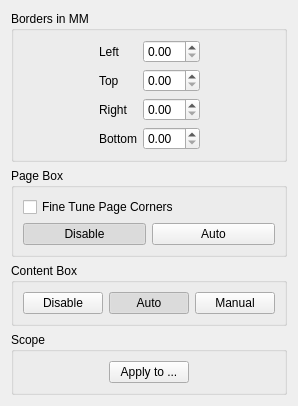
First picture: the form in filters/select_content/ui/SelectContentOptionsWidget.ui, repository ImageProcessing-ElectronicPublications/scantailor-deviant, before the edit.
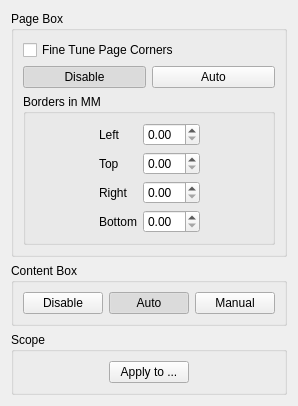
Second picture: the form after the edit.

```diff
--- a/filters/select_content/ui/SelectContentOptionsWidget.ui
+++ b/filters/select_content/ui/SelectContentOptionsWidget.ui
@@ -7,13 +7,66 @@
     <x>0</x>
     <y>0</y>
     <width>292</width>
-    <height>371</height>
+    <height>361</height>
    </rect>
   </property>
   <property name="windowTitle">
    <string>Form</string>
   </property>
+  <layout class="QVBoxLayout" name="verticalLayout_4">
+   <item>
+    <widget class="QGroupBox" name="groupBox_2">
+     <property name="title">
+      <string>Page Box</string>
+     </property>
   <layout class="QVBoxLayout" name="verticalLayout_3">
+      <item>
+       <layout class="QVBoxLayout" name="verticalLayout">
+        <item>
+         <widget class="QCheckBox" name="fineTuneBtn">
+          <property name="toolTip">
+           <string>Shift with corners while they are in black. </string>
+          </property>
+          <property name="text">
+           <string>Fine Tune Page Corners</string>
+          </property>
+         </widget>
+        </item>
+        <item>
+         <layout class="QHBoxLayout" name="horizontalLayout_2">
+          <item>
+           <widget class="QPushButton" name="pageDetectDisableBtn">
+            <property name="text">
+             <string>Disable</string>
+            </property>
+            <property name="checkable">
+             <bool>true</bool>
+            </property>
+            <property name="checked">
+             <bool>true</bool>
+            </property>
+            <property name="autoExclusive">
+             <bool>true</bool>
+            </property>
+           </widget>
+          </item>
+          <item>
+           <widget class="QPushButton" name="pageDetectAutoBtn">
+            <property name="text">
+             <string>Auto</string>
+            </property>
+            <property name="checkable">
+             <bool>true</bool>
+            </property>
+            <property name="autoExclusive">
+             <bool>true</bool>
+            </property>
+           </widget>
+          </item>
+         </layout>
+        </item>
+       </layout>
+      </item>
    <item>
     <widget class="QGroupBox" name="groupBox_3">
      <property name="title">
@@ -96,59 +149,6 @@
       </item>
      </layout>
     </widget>
-   </item>
-   <item>
-    <widget class="QGroupBox" name="groupBox_2">
-     <property name="title">
-      <string>Page Box</string>
-     </property>
-     <layout class="QHBoxLayout" name="horizontalLayout">
-      <item>
-       <layout class="QVBoxLayout" name="verticalLayout">
-        <item>
-         <widget class="QCheckBox" name="fineTuneBtn">
-          <property name="toolTip">
-           <string>Shift with corners while they are in black. </string>
-          </property>
-          <property name="text">
-           <string>Fine Tune Page Corners</string>
-          </property>
-         </widget>
-        </item>
-        <item>
-         <layout class="QHBoxLayout" name="horizontalLayout_2">
-          <item>
-           <widget class="QPushButton" name="pageDetectDisableBtn">
-            <property name="text">
-             <string>Disable</string>
-            </property>
-            <property name="checkable">
-             <bool>true</bool>
-            </property>
-            <property name="checked">
-             <bool>true</bool>
-            </property>
-            <property name="autoExclusive">
-             <bool>true</bool>
-            </property>
-           </widget>
-          </item>
-          <item>
-           <widget class="QPushButton" name="pageDetectAutoBtn">
-            <property name="text">
-             <string>Auto</string>
-            </property>
-            <property name="checkable">
-             <bool>true</bool>
-            </property>
-            <property name="autoExclusive">
-             <bool>true</bool>
-            </property>
-           </widget>
-          </item>
-         </layout>
-        </item>
-       </layout>
       </item>
      </layout>
     </widget>
```
Lines whose indentation alone changed are shown as unchanged.
